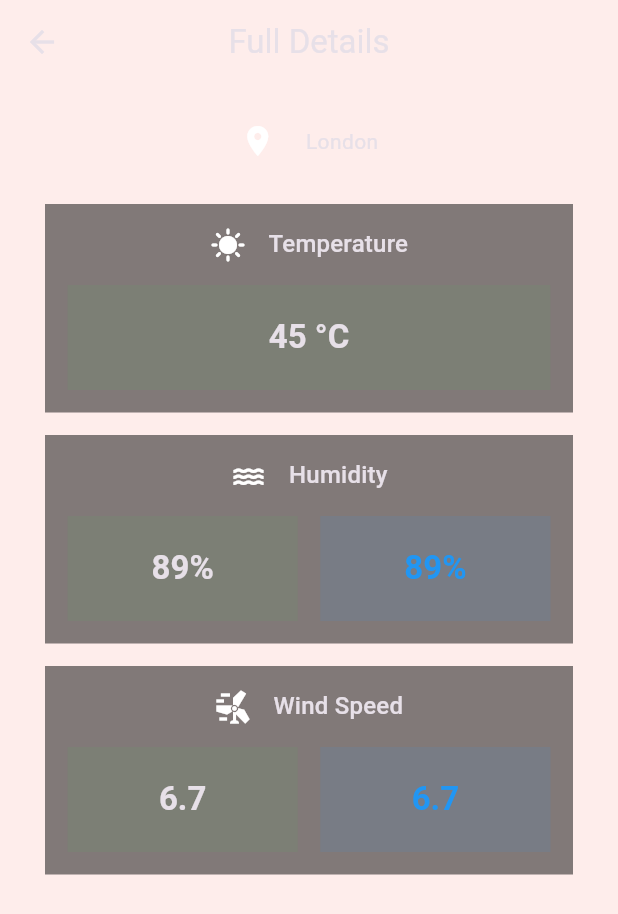
After one commit to 7Eltantawy/flutter_challenges, a Flutter app: the FullDetailsScreen screen opened directly, on a phone screen of 412 x 824 dp. The commit adds this screen. Shown: the top 914 px of the screen. Run offline on Flutter 3.47's test engine with Material 3 defaults, Android fonts, the phone set to English and light mode, and no system bars.

Commit message:
Full details screen

```diff
--- /dev/null
+++ b/01/weather_app/lib/features/home/presentation/components/weather_info_card.dart
@@ -0,0 +1,91 @@
+// ignore_for_file: public_member_api_docs, sort_constructors_first
+
+import 'package:flutter/material.dart';
+
+class WeatherInfoCard extends StatelessWidget {
+  final String title;
+  final String newValue;
+  final String oldValue;
+  final IconData iconData;
+  const WeatherInfoCard({
+    super.key,
+    required this.title,
+    required this.iconData,
+    required this.newValue,
+    required this.oldValue,
+  });
+
+  @override
+  Widget build(BuildContext context) {
+    const double spacing = 15;
+    return Container(
+      color: Colors.black.withAlpha(125),
+      child: Padding(
+        padding: const EdgeInsets.all(spacing),
+        child: Column(
+          spacing: spacing,
+          children: [
+            Row(
+              spacing: spacing,
+              mainAxisAlignment: MainAxisAlignment.center,
+              children: [
+                Icon(iconData),
+                Text(
+                  title,
+                  style: Theme.of(context).textTheme.titleMedium,
+                ),
+              ],
+            ),
+            Row(
+              spacing: spacing,
+              children: [
+                Expanded(
+                  child: _ValueCard(
+                    value: oldValue,
+                    backgroundColor: Colors.green,
+                  ),
+                ),
+                if (newValue != oldValue)
+                  Expanded(
+                    child: _ValueCard(
+                      value: oldValue,
+                      backgroundColor: Colors.blue,
+                      textColor: Colors.blue,
+                    ),
+                  ),
+              ],
+            ),
+          ],
+        ),
+      ),
+    );
+  }
+}
+
+class _ValueCard extends StatelessWidget {
+  final String value;
+  final Color backgroundColor;
+  final Color? textColor;
+  const _ValueCard({
+    required this.value,
+    required this.backgroundColor,
+    this.textColor,
+  });
+
+  @override
+  Widget build(BuildContext context) {
+    return Container(
+      color: backgroundColor.withAlpha(25),
+      constraints: BoxConstraints(minHeight: 70),
+      child: Center(
+        child: Text(
+          value,
+          style: Theme.of(context).textTheme.titleLarge?.copyWith(
+                color: textColor,
+                fontWeight: FontWeight.bold,
+              ),
+        ),
+      ),
+    );
+  }
+}
--- /dev/null
+++ b/01/weather_app/lib/features/home/presentation/screens/full_details_screen.dart
@@ -0,0 +1,60 @@
+// ignore_for_file: public_member_api_docs, sort_constructors_first
+import 'package:flutter/material.dart';
+import 'package:weather_app/features/home/presentation/components/weather_info_card.dart';
+
+class FullDetailsScreen extends StatelessWidget {
+  const FullDetailsScreen({super.key});
+
+  @override
+  Widget build(BuildContext context) {
+    final backgroundColor = Colors.red.withAlpha(25);
+    return Scaffold(
+      backgroundColor: backgroundColor,
+      appBar: AppBar(
+        backgroundColor: Colors.transparent,
+        title: const Text("Full Details"),
+        centerTitle: true,
+        bottom: PreferredSize(
+          preferredSize: const Size.fromHeight(50),
+          child: Row(
+            mainAxisAlignment: MainAxisAlignment.center,
+            spacing: 20,
+            children: [
+              Icon(
+                Icons.location_on,
+              ),
+              Text(
+                "London",
+              ),
+            ],
+          ),
+        ),
+      ),
+      body: ListView(
+        padding: EdgeInsets.all(30),
+        children: [
+          WeatherInfoCard(
+            title: "Temperature",
+            iconData: Icons.sunny,
+            newValue: "45 °C",
+            oldValue: "45 °C",
+          ),
+          SizedBox(height: 15),
+          WeatherInfoCard(
+            title: "Humidity",
+            iconData: Icons.water,
+            newValue: "67%",
+            oldValue: "89%",
+          ),
+          SizedBox(height: 15),
+          WeatherInfoCard(
+            title: "Wind Speed",
+            iconData: Icons.wind_power_sharp,
+            newValue: "4.12",
+            oldValue: "6.7",
+          ),
+        ],
+      ),
+    );
+  }
+}
--- a/01/weather_app/lib/features/home/presentation/screens/home_screen.dart
+++ b/01/weather_app/lib/features/home/presentation/screens/home_screen.dart
@@ -1,4 +1,5 @@
 import 'package:flutter/material.dart';
+import 'package:weather_app/features/home/presentation/screens/full_details_screen.dart';
 
 class HomeScreen extends StatelessWidget {
   const HomeScreen({super.key});
@@ -44,12 +45,13 @@ class HomeScreen extends StatelessWidget {
                 )),
                 onPressed: () {
                   if (formKey.currentState!.validate()) {
-                    Navigator.of(context)
-                        .push(MaterialPageRoute(builder: (context) {
-                      return Scaffold(
-                        appBar: AppBar(title: Text(cityNameController.text)),
-                      );
-                    }));
+                    Navigator.of(context).push(
+                      MaterialPageRoute(
+                        builder: (context) {
+                          return FullDetailsScreen();
+                        },
+                      ),
+                    );
                   }
                 },
                 child: Text("Get Details"),
```
